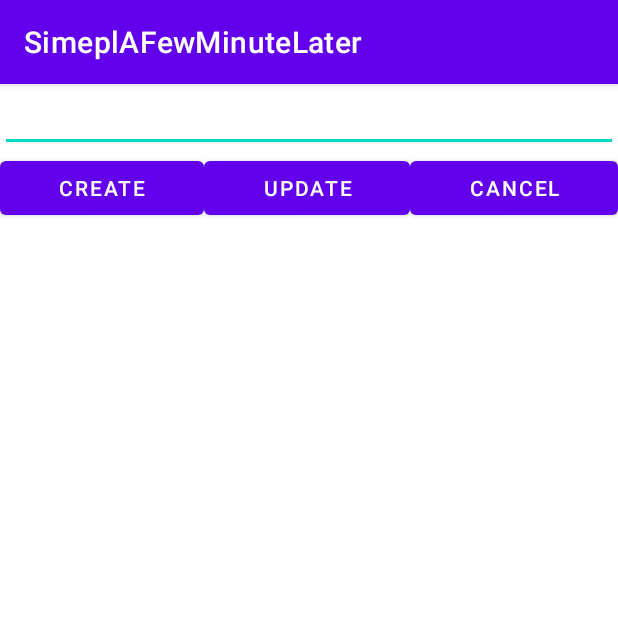
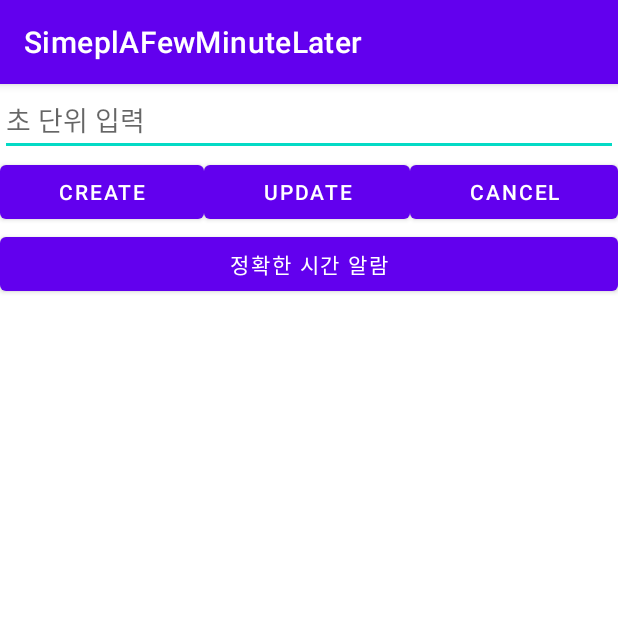
Before and after one commit to mmol93/simple-a-fewMinuteLater, an Android app: the screen it shows after launch (MainActivity), on a phone screen of 412 x 824 dp, the top half of it. Run offline under Robolectric (Android 15) with nearby library versions, the phone set to English and light mode, and no system bars.

```diff
--- a/app/src/main/res/layout/activity_main.xml
+++ b/app/src/main/res/layout/activity_main.xml
@@ -13,6 +13,7 @@
         android:layout_height="wrap_content"
         android:ems="10"
         android:inputType="number"
+        android:hint="초 단위 입력"
         />
 
     <LinearLayout
@@ -43,4 +44,10 @@
             android:text="cancel" />
     </LinearLayout>
 
+    <Button
+        android:id="@+id/btn_exactTime"
+        android:layout_width="match_parent"
+        android:layout_height="wrap_content"
+        android:text="정확한 시간 알람" />
+
 </LinearLayout>
```
Also changed, not shown: app/src/main/java/com/example/simeplafewminutelater/MainActivity.kt (+16 -1 lines).
